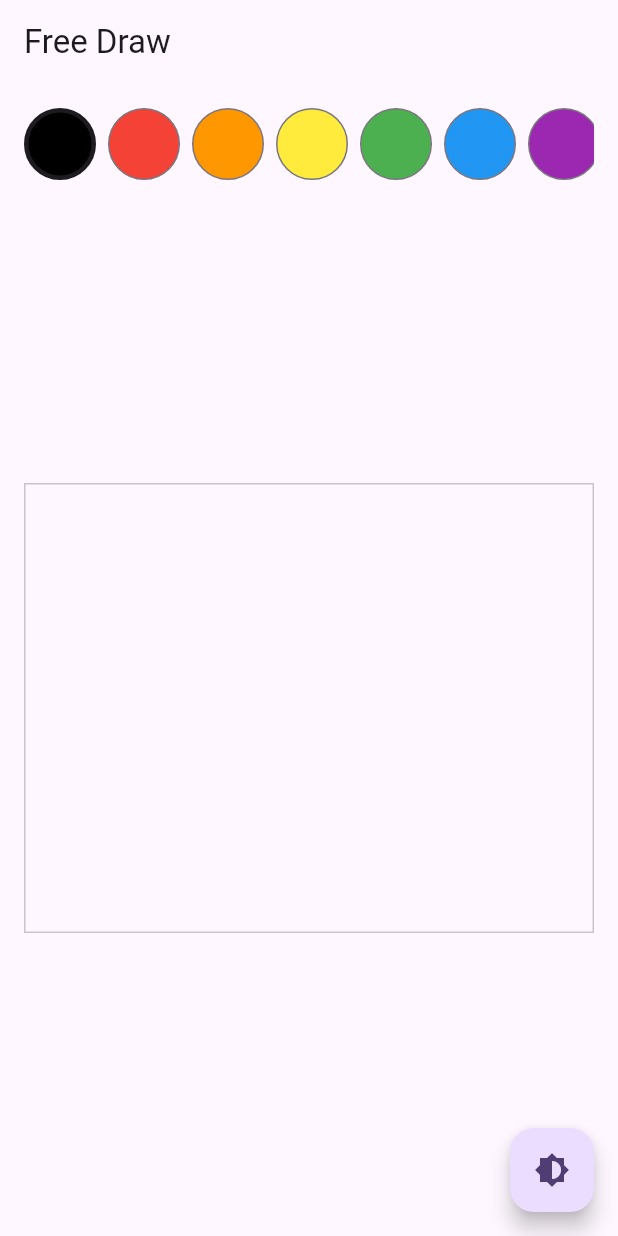
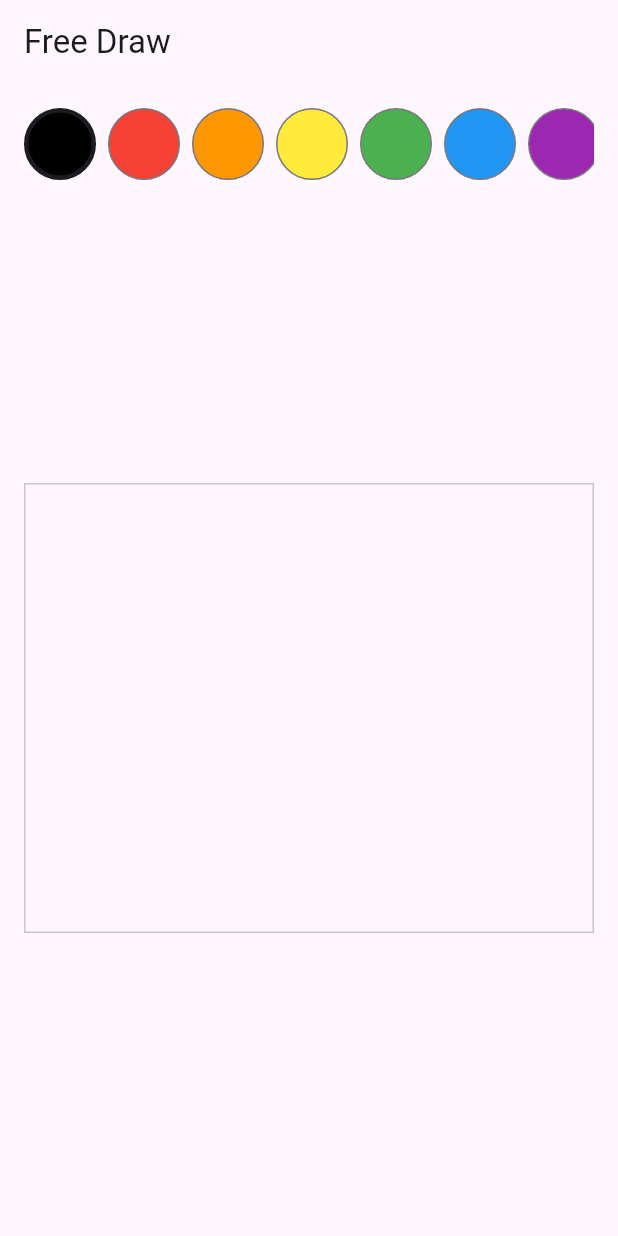
Before and after one commit to devphilou/flutter_vibes_only, a Flutter app: the screen it shows after launch, after a tap on "Free Draw", on a phone screen of 412 x 824 dp. Run offline on Flutter 3.47's test engine with Material 3 defaults, Android fonts, the phone set to English and light mode, and no system bars; our stand-ins replace go_router, shared_preferences; missing offline and left inert: dart:html.

Commit message:
refactor: next steps of A1
Adds theme persistence & drawing repo scaffolding

Introduces persisted theme selection using shared preferences to retain user choice across launches, improving continuity.

Establishes a versioned drawing document model plus a repository abstraction with an in‑memory implementation as the first step toward broader persistence (A1), enabling future storage backends and migrations.

Refactors theme controller for wider access and relocates the toggle to the start screen toolbar for clearer UX.

Adds CocoaPods setup and plugin registration for preferences, updates ignore patterns, and raises the Flutter SDK constraint to satisfy new dependency requirements.

```diff
--- a/lib/main.dart
+++ b/lib/main.dart
@@ -1,5 +1,6 @@
 import 'package:flutter/material.dart';
 import 'package:go_router/go_router.dart';
+import 'package:shared_preferences/shared_preferences.dart';
 
 import 'routing/app_router.dart';
 import 'strings/app_strings.dart';
@@ -21,11 +22,30 @@
   ThemeMode _mode = ThemeMode.system;
   late final GoRouter _router;
   final _navKey = GlobalKey<NavigatorState>();
+  static const _themePrefKey = 'theme_mode';
 
   @override
   void initState() {
     super.initState();
     _router = createRouter(navigatorKey: _navKey);
+    _loadTheme();
+  }
+
+  Future<void> _loadTheme() async {
+    try {
+      final prefs = await SharedPreferences.getInstance();
+      final value = prefs.getString(_themePrefKey);
+      if (value != null) {
+        setState(() {
+          _mode = ThemeMode.values.firstWhere(
+            (m) => m.name == value,
+            orElse: () => ThemeMode.system,
+          );
+        });
+      }
+    } catch (_) {
+      // Non-fatal: ignore failures.
+    }
   }
 
   void _cycleTheme() {
@@ -36,11 +56,14 @@
         ThemeMode.dark => ThemeMode.system,
       };
     });
+    // Persist asynchronously.
+    SharedPreferences.getInstance()
+        .then((p) => p.setString(_themePrefKey, _mode.name));
   }
 
   @override
   Widget build(BuildContext context) {
-    return _ThemeController(
+    return ThemeController(
       mode: _mode,
       cycle: _cycleTheme,
       child: MaterialApp.router(
@@ -58,17 +81,6 @@
           useMaterial3: true,
         ),
         routerConfig: _router,
-        builder: (context, child) {
-          final controller = _ThemeController.of(context);
-          return Scaffold(
-            body: child,
-            floatingActionButton: FloatingActionButton(
-              tooltip: 'Cycle Theme',
-              onPressed: controller.cycle,
-              child: const Icon(Icons.brightness_6),
-            ),
-          );
-        },
       ),
     );
   }
@@ -76,8 +88,8 @@
 
 /// Inherited controller giving descendants access to theme toggling while a
 /// more persistent settings system is prepared in A1 persistence work.
-class _ThemeController extends InheritedWidget {
-  const _ThemeController({
+class ThemeController extends InheritedWidget {
+  const ThemeController({
     required this.mode,
     required this.cycle,
     required super.child,
@@ -86,10 +98,10 @@
   final ThemeMode mode;
   final VoidCallback cycle;
 
-  static _ThemeController of(BuildContext context) =>
-      context.dependOnInheritedWidgetOfExactType<_ThemeController>()!;
+  static ThemeController of(BuildContext context) =>
+      context.dependOnInheritedWidgetOfExactType<ThemeController>()!;
 
   @override
-  bool updateShouldNotify(covariant _ThemeController oldWidget) =>
+  bool updateShouldNotify(covariant ThemeController oldWidget) =>
       oldWidget.mode != mode;
 }
--- a/lib/screens/start_screen.dart
+++ b/lib/screens/start_screen.dart
@@ -1,6 +1,7 @@
 import 'package:flutter/material.dart';
 import 'package:go_router/go_router.dart';
 
+import '../main.dart' show ThemeController; // Access theme controller.
 import '../routing/app_router.dart';
 import '../strings/app_strings.dart';
 
@@ -11,8 +12,18 @@ class StartScreen extends StatelessWidget {
   @override
   Widget build(BuildContext context) {
     final scheme = Theme.of(context).colorScheme;
+    final themeController = ThemeController.of(context);
     return Scaffold(
-      appBar: AppBar(title: const Text(AppStrings.appTitle)),
+      appBar: AppBar(
+        title: const Text(AppStrings.appTitle),
+        actions: [
+          IconButton(
+            tooltip: 'Cycle Theme',
+            onPressed: themeController.cycle,
+            icon: const Icon(Icons.brightness_6),
+          ),
+        ],
+      ),
       body: Center(
         child: ConstrainedBox(
           constraints: const BoxConstraints(maxWidth: 500),
--- a/prompts.txt
+++ b/prompts.txt
@@ -28,3 +28,5 @@ For that, extend the PRD.md to meet the advanced requirements mentioned in the R
 Yes, create a companion ADVANCED_PLAN.md for the implementation plan
 ---
 Yes, introduce go_router in A1
+---
+Proceed with next steps of A1
--- a/pubspec.yaml
+++ b/pubspec.yaml
@@ -35,6 +35,7 @@ dependencies:
   # Use with the CupertinoIcons class for iOS style icons.
   cupertino_icons: ^1.0.8
   go_router: ^14.0.0
+  shared_preferences: ^2.3.2
 
 dev_dependencies:
   flutter_test:
```
Also changed, not shown: lib/models/drawing_document.dart (added, +90 -0 lines), lib/repository/drawing_repository.dart (added, +23 -0 lines), lib/repository/in_memory_repository.dart (added, +49 -0 lines), pubspec.lock, 8 other files.
